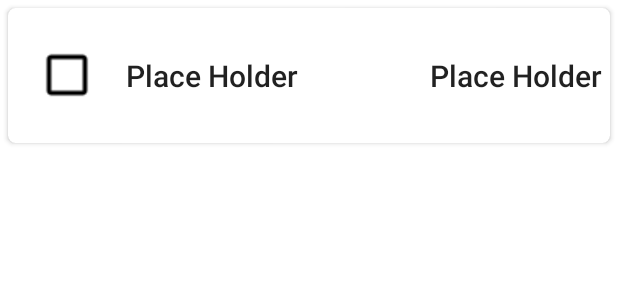
After one commit to Rd4dev/Habit-Tracker, an Android app: the layout task_item_cell.xml on its own in the app's theme, with its tools: preview values and no code run, on a phone screen of 412 x 824 dp. The commit adds this screen. Shown: the top 300 px of the screen. Run offline under Robolectric (Android 15) with nearby library versions, the phone set to English and light mode, and no system bars.

Commit message:
RecyclerView XML Added

```diff
--- /dev/null
+++ b/app/src/main/res/drawable/ic_check_box_24.xml
@@ -0,0 +1,5 @@
+<vector android:height="24dp" android:tint="#000000"
+    android:viewportHeight="24" android:viewportWidth="24"
+    android:width="24dp" xmlns:android="http://schemas.android.com/apk/res/android">
+    <path android:fillColor="@android:color/white" android:pathData="M19,5v14H5V5h14m0,-2H5c-1.1,0 -2,0.9 -2,2v14c0,1.1 0.9,2 2,2h14c1.1,0 2,-0.9 2,-2V5c0,-1.1 -0.9,-2 -2,-2z"/>
+</vector>
--- /dev/null
+++ b/app/src/main/res/drawable/ic_checked_24.xml
@@ -0,0 +1,5 @@
+<vector android:height="24dp" android:tint="#000000"
+    android:viewportHeight="24" android:viewportWidth="24"
+    android:width="24dp" xmlns:android="http://schemas.android.com/apk/res/android">
+    <path android:fillColor="@android:color/white" android:pathData="M19,3L5,3c-1.11,0 -2,0.9 -2,2v14c0,1.1 0.89,2 2,2h14c1.11,0 2,-0.9 2,-2L21,5c0,-1.1 -0.89,-2 -2,-2zM10,17l-5,-5 1.41,-1.41L10,14.17l7.59,-7.59L19,8l-9,9z"/>
+</vector>
--- /dev/null
+++ b/app/src/main/res/layout/task_item_cell.xml
@@ -0,0 +1,47 @@
+<?xml version="1.0" encoding="utf-8"?>
+<androidx.cardview.widget.CardView xmlns:android="http://schemas.android.com/apk/res/android"
+    xmlns:app="http://schemas.android.com/apk/res-auto"
+    android:id="@+id/taskCellContainer"
+    android:layout_width="match_parent"
+    android:layout_height="90dp"
+    app:cardCornerRadius="5dp"
+    android:layout_margin="5dp">
+
+    <LinearLayout
+        android:orientation="horizontal"
+        android:layout_width="match_parent"
+        android:layout_height="match_parent">
+
+        <ImageButton
+            android:id="@+id/completeButton"
+            android:layout_width="wrap_content"
+            android:layout_height="wrap_content"
+            android:layout_gravity="center"
+            android:scaleX="1.5"
+            android:scaleY="1.5"
+            android:contentDescription="CheckBox"
+            android:layout_marginHorizontal="15dp"
+            android:src="@drawable/ic_check_box_24"
+            android:backgroundTint="@android:color/transparent"/>
+
+        <TextView
+            android:id="@+id/name"
+            android:layout_width="0dp"
+            android:layout_height="wrap_content"
+            android:text="Place Holder"
+            style="@style/TextAppearance.AppCompat.Title"
+            android:layout_gravity="center"
+            android:layout_weight="1"/>
+
+        <TextView
+            android:id="@+id/dueTime"
+            android:layout_width="wrap_content"
+            android:layout_height="wrap_content"
+            android:layout_marginHorizontal="5dp"
+            android:text="Place Holder"
+            style="@style/TextAppearance.AppCompat.Title"
+            android:layout_gravity="center"/>
+
+    </LinearLayout>
+
+</androidx.cardview.widget.CardView>
```
Also changed, not shown: app/src/main/res/layout/activity_main.xml (+3 -22 lines).
